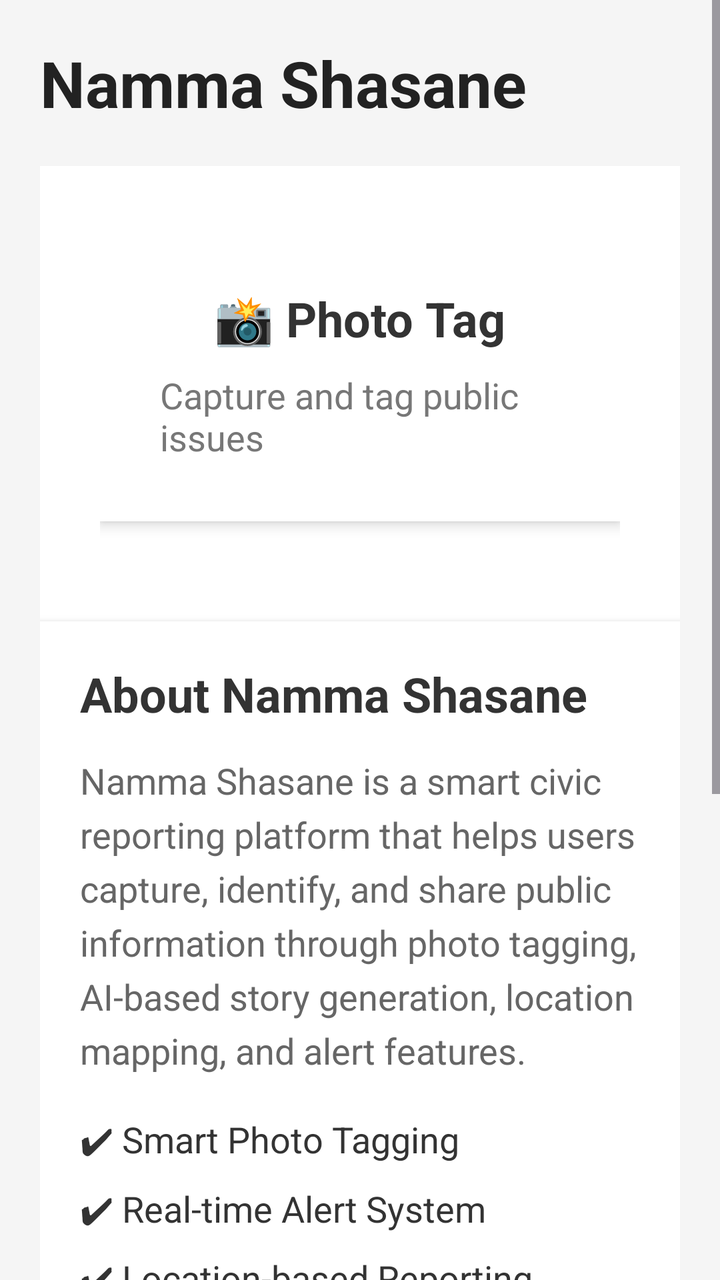
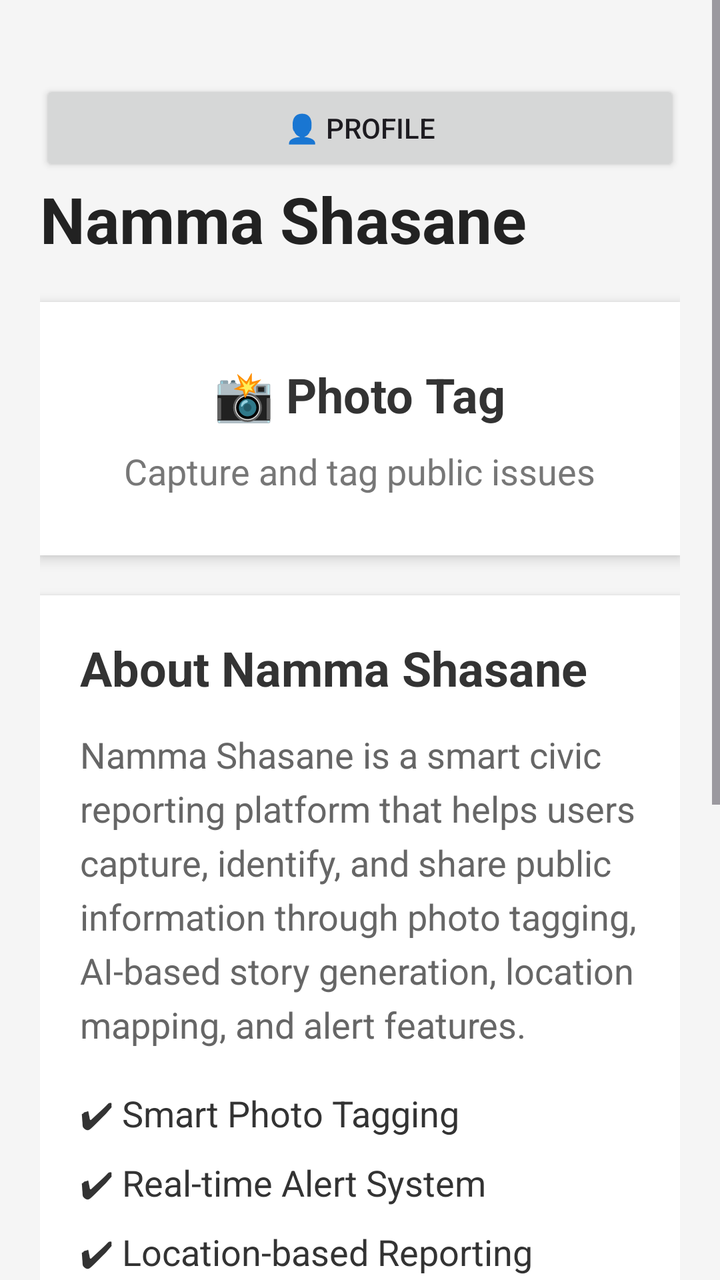

Compare the two renders of this Android layout. The source of the first and the diff that turns it into the second are given below.
<!-- AndroidManifest.xml: application theme Theme.NammaShasane -->
<!-- res/layout/activity_main.xml -->
<?xml version="1.0" encoding="utf-8"?>
<ScrollView
    xmlns:android="http://schemas.android.com/apk/res/android"
    android:layout_width="match_parent"
    android:layout_height="match_parent"
    android:background="#F5F5F5">

    <LinearLayout
        android:layout_width="match_parent"
        android:layout_height="wrap_content"
        android:orientation="vertical"
        android:padding="20dp">

        

        <TextView
            android:layout_width="wrap_content"
            android:layout_height="wrap_content"
            android:text="Namma Shasane"
            android:textStyle="bold"
            android:textSize="32sp"
            android:textColor="#222222"
            android:layout_marginBottom="20dp"/>

        

    <LinearLayout
        android:id="@+id/cardPhoto"
        android:layout_width="match_parent"
        android:layout_height="wrap_content"
        android:orientation="vertical"
        android:padding="30dp"
        android:background="#FFFFFF">

        <LinearLayout
            android:layout_width="match_parent"
            android:layout_height="wrap_content"
            android:orientation="vertical"
            android:background="#FFFFFF"
            android:padding="30dp"
            android:elevation="4dp"
            android:layout_marginBottom="20dp">

            <TextView
                android:layout_width="wrap_content"
                android:layout_height="wrap_content"
                android:text="📸 Photo Tag"
                android:textStyle="bold"
                android:textSize="24sp"
                android:textColor="#333333"
                android:layout_gravity="center"/>

            <TextView
                android:layout_width="wrap_content"
                android:layout_height="wrap_content"
                android:text="Capture and tag public issues"
                android:textSize="18sp"
                android:textColor="#777777"
                android:layout_marginTop="10dp"
                android:layout_gravity="center"/>

        </LinearLayout>
    </LinearLayout>

        

        <LinearLayout
            android:layout_width="match_parent"
            android:layout_height="wrap_content"
            android:orientation="vertical"
            android:background="#FFFFFF"
            android:padding="20dp"
            android:elevation="4dp"
            android:layout_marginBottom="20dp">

            <TextView
                android:layout_width="wrap_content"
                android:layout_height="wrap_content"
                android:text="About Namma Shasane"
                android:textStyle="bold"
                android:textSize="24sp"
                android:textColor="#333333"
                android:layout_marginBottom="15dp"/>

            <TextView
                android:layout_width="match_parent"
                android:layout_height="wrap_content"
                android:text="Namma Shasane is a smart civic reporting platform that helps users capture, identify, and share public information through photo tagging, AI-based story generation, location mapping, and alert features."
                android:textSize="18sp"
                android:textColor="#666666"
                android:lineSpacingExtra="6dp"/>

            <TextView
                android:layout_width="wrap_content"
                android:layout_height="wrap_content"
                android:text="✔ Smart Photo Tagging"
                android:textSize="18sp"
                android:textColor="#333333"
                android:layout_marginTop="20dp"/>

            <TextView
                android:layout_width="wrap_content"
                android:layout_height="wrap_content"
                android:text="✔ Real-time Alert System"
                android:textSize="18sp"
                android:textColor="#333333"
                android:layout_marginTop="10dp"/>

            <TextView
                android:layout_width="wrap_content"
                android:layout_height="wrap_content"
                android:text="✔ Location-based Reporting"
                android:textSize="18sp"
                android:textColor="#333333"
                android:layout_marginTop="10dp"/>

        </LinearLayout>

        

        <LinearLayout
            android:layout_width="match_parent"
            android:layout_height="wrap_content"
            android:orientation="vertical"
            android:background="#FFFFFF"
            android:padding="20dp"
            android:elevation="4dp"
            android:layout_marginBottom="20dp">

            <TextView
                android:layout_width="wrap_content"
                android:layout_height="wrap_content"
                android:text="Platform Features"
                android:textStyle="bold"
                android:textSize="24sp"
                android:textColor="#333333"
                android:layout_marginBottom="15dp"/>

            <TextView
                android:layout_width="wrap_content"
                android:layout_height="wrap_content"
                android:text="🧠 AI Heritage Detection"
                android:textSize="18sp"
                android:layout_marginBottom="10dp"/>

            <TextView
                android:layout_width="wrap_content"
                android:layout_height="wrap_content"
                android:text="🗺 Interactive Map Support"
                android:textSize="18sp"
                android:layout_marginBottom="10dp"/>

            <TextView
                android:layout_width="wrap_content"
                android:layout_height="wrap_content"
                android:text="📢 Authority Alert Reporting"
                android:textSize="18sp"
                android:layout_marginBottom="10dp"/>

            <TextView
                android:layout_width="wrap_content"
                android:layout_height="wrap_content"
                android:text="📷 Camera + Gallery Support"
                android:textSize="18sp"/>

        </LinearLayout>

        

        <TextView
            android:layout_width="match_parent"
            android:layout_height="wrap_content"
            android:text="Smart reporting for better communication"
            android:textStyle="italic"
            android:textSize="18sp"
            android:textColor="#888888"
            android:gravity="center"
            android:padding="20dp"/>

    </LinearLayout>

</ScrollView>
<!-- resources referenced by this layout -->
<resources>
  <style name="Theme.NammaShasane" parent="Base.Theme.NammaShasane" />
  <style name="Base.Theme.NammaShasane" parent="Theme.Material3.DayNight.NoActionBar">
          
          
      </style>
</resources>

<!-- the commit's change to res/layout/activity_main.xml (unified diff, before → after) -->
@@ -11,6 +11,13 @@
         android:orientation="vertical"
         android:padding="20dp">
 
+        <Button
+            android:id="@+id/btnProfile"
+            android:layout_width="match_parent"
+            android:layout_height="wrap_content"
+            android:text="👤 Profile"
+            android:layout_marginTop="20dp"/>
+
         
 
         <TextView
@@ -23,16 +30,8 @@
             android:layout_marginBottom="20dp"/>
 
         
-
-    <LinearLayout
-        android:id="@+id/cardPhoto"
-        android:layout_width="match_parent"
-        android:layout_height="wrap_content"
-        android:orientation="vertical"
-        android:padding="30dp"
-        android:background="#FFFFFF">
-
         <LinearLayout
+            android:id="@+id/cardPhoto"
             android:layout_width="match_parent"
             android:layout_height="wrap_content"
             android:orientation="vertical"
@@ -60,7 +59,6 @@
                 android:layout_gravity="center"/>
 
         </LinearLayout>
-    </LinearLayout>
 
         
 
